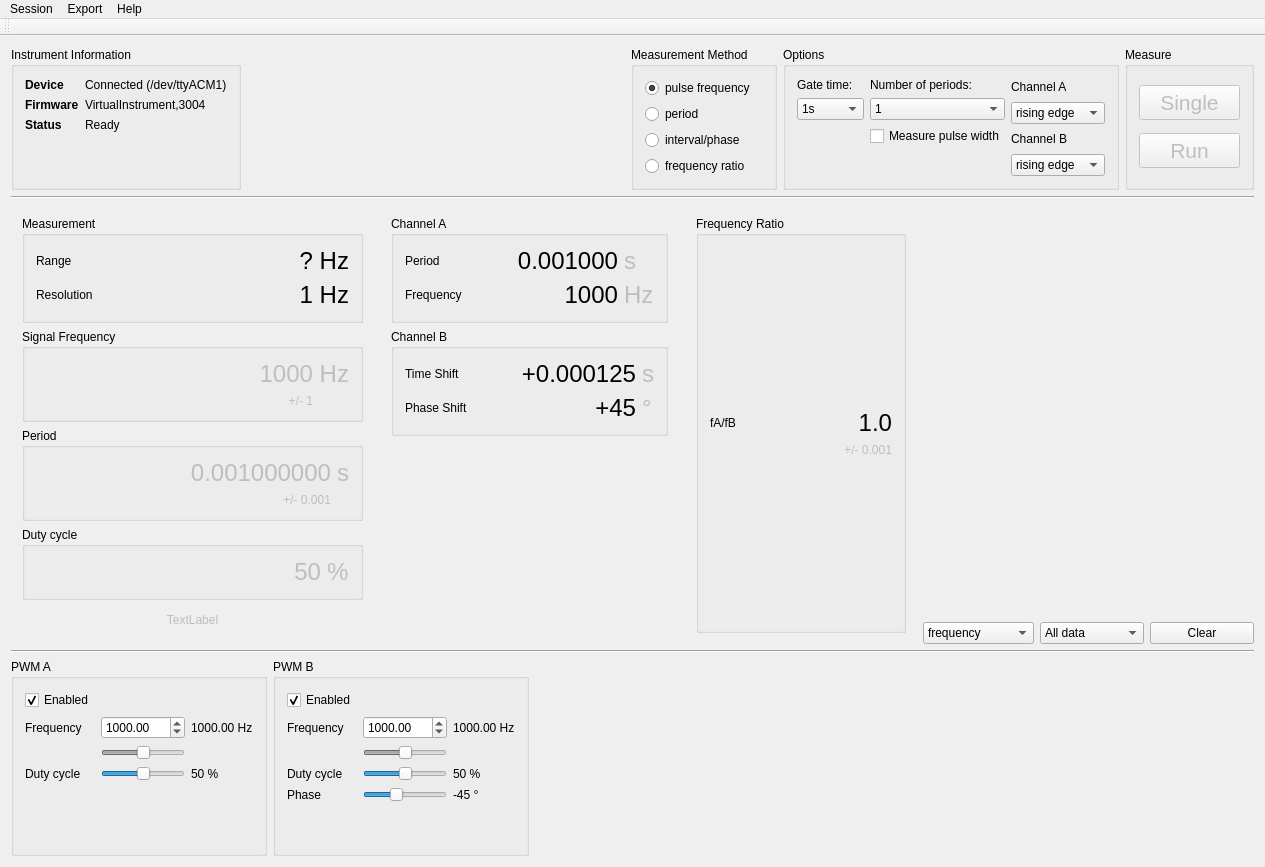
First picture: the form in gui/mainwindow.ui, repository mcejp/virtual-counter, before the edit.
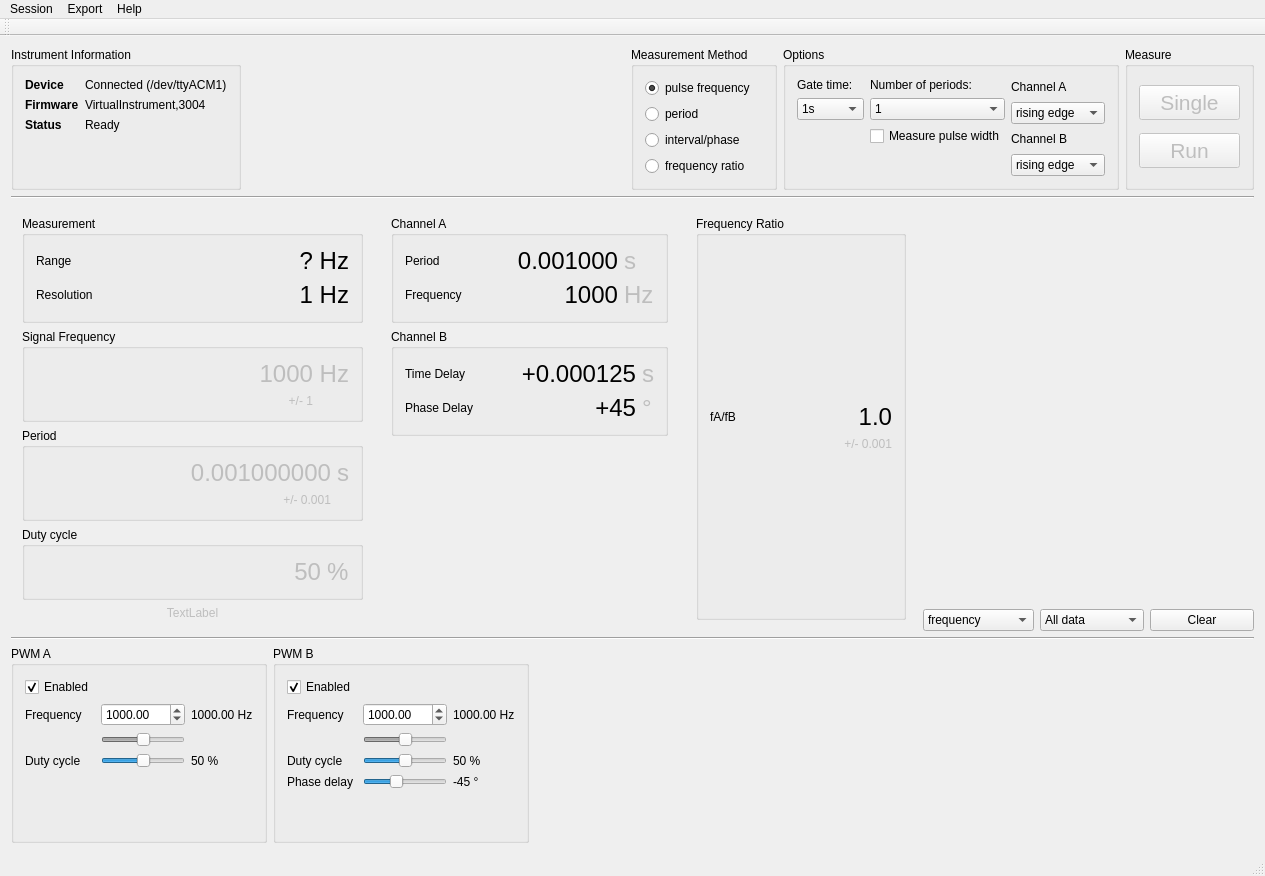
Second picture: the form after the edit. Custom widgets are drawn as their Qt base class.

```diff
--- a/gui/mainwindow.ui
+++ b/gui/mainwindow.ui
@@ -7,7 +7,7 @@
     <x>0</x>
     <y>0</y>
     <width>1265</width>
-    <height>867</height>
+    <height>876</height>
    </rect>
   </property>
   <property name="windowTitle">
@@ -699,7 +699,7 @@
             <item row="0" column="0">
              <widget class="QLabel" name="label_15">
               <property name="text">
-               <string>Time Shift</string>
+               <string>Time Delay</string>
               </property>
              </widget>
             </item>
@@ -721,7 +721,7 @@
             <item row="1" column="0">
              <widget class="QLabel" name="label_19">
               <property name="text">
-               <string>Phase Shift</string>
+               <string>Phase Delay</string>
               </property>
              </widget>
             </item>
@@ -1189,7 +1189,7 @@
            <item row="5" column="0">
             <widget class="QLabel" name="label_9">
              <property name="text">
-              <string>Phase</string>
+              <string>Phase delay</string>
              </property>
             </widget>
            </item>
@@ -1260,6 +1260,7 @@
     <bool>false</bool>
    </attribute>
   </widget>
+  <widget class="QStatusBar" name="statusBar"/>
   <action name="actionQuit">
    <property name="text">
     <string>Quit</string>
```
